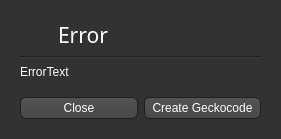
Before: the Qt Designer form ErrorBox.ui in BenjaminHalko/WiiMusicEditorPlus, drawn with Qt 5.
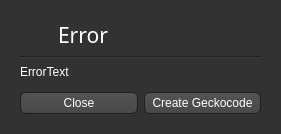
After: the same form once the commit is applied. The open tabs and pages were chosen to show the change. Icons and pictures are not drawn.

```diff
--- a/ErrorBox.ui
+++ b/ErrorBox.ui
@@ -10,7 +10,7 @@
     <x>0</x>
     <y>0</y>
     <width>281</width>
-    <height>139</height>
+    <height>134</height>
    </rect>
   </property>
   <property name="windowTitle">
```
Left out of the diff: 5 changed lines with no effect on the pictures.
